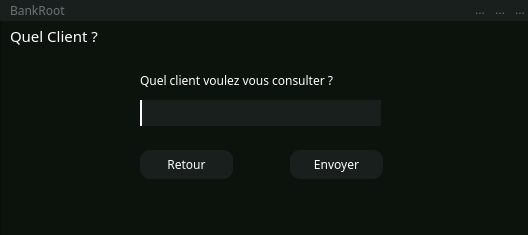
Old version of the form quel_client.ui in the repository SparqueeZ/Bank-Root.
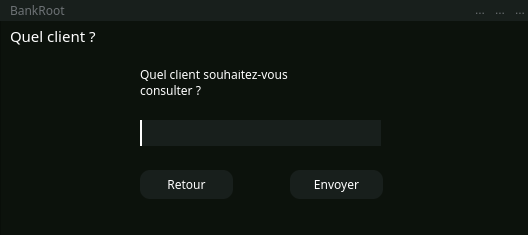
New version of the form. Icons and pictures are not drawn.

```diff
--- a/quel_client.ui
+++ b/quel_client.ui
@@ -36,8 +36,8 @@
      <rect>
       <x>140</x>
       <y>70</y>
-      <width>251</width>
-      <height>20</height>
+      <width>241</width>
+      <height>41</height>
      </rect>
     </property>
     <property name="font">
@@ -51,14 +51,16 @@
 </string>
     </property>
     <property name="text">
-     <string>Quel client voulez vous consulter ?</string>
+     <string>Quel client souhaitez-vous 
+consulter ?
+</string>
     </property>
    </widget>
    <widget class="QLineEdit" name="lineEdit_6">
     <property name="geometry">
      <rect>
       <x>140</x>
-      <y>100</y>
+      <y>120</y>
       <width>241</width>
       <height>26</height>
      </rect>
@@ -77,7 +79,7 @@
     <property name="geometry">
      <rect>
       <x>140</x>
-      <y>150</y>
+      <y>170</y>
       <width>93</width>
       <height>29</height>
      </rect>
@@ -116,7 +118,7 @@
     <property name="geometry">
      <rect>
       <x>290</x>
-      <y>150</y>
+      <y>170</y>
       <width>93</width>
       <height>29</height>
      </rect>
@@ -157,7 +159,7 @@
      <rect>
       <x>10</x>
       <y>20</y>
-      <width>111</width>
+      <width>151</width>
       <height>31</height>
      </rect>
     </property>
@@ -171,7 +173,7 @@
      <string notr="true">color: rgb(255, 255, 255);</string>
     </property>
     <property name="text">
-     <string>Quel Client ?</string>
+     <string>Quel client ?</string>
     </property>
    </widget>
    <widget class="QWidget" name="widget_12" native="true">
```
Left out of the diff: 20 changed lines with no effect on the pictures.
